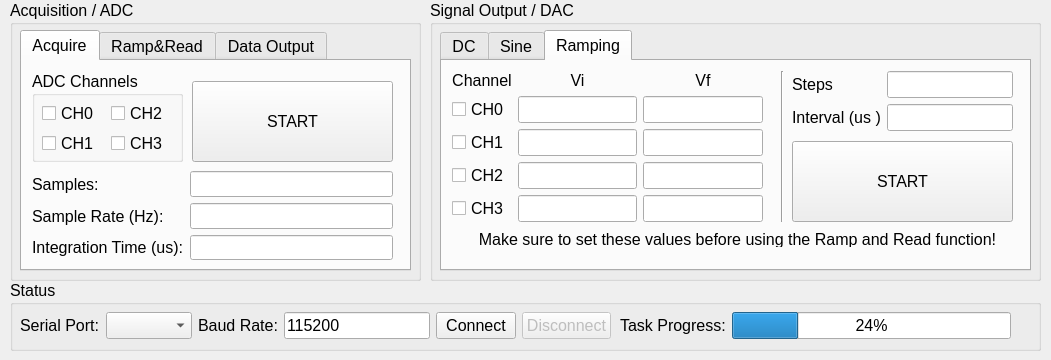
Before: the Qt Designer form Python/opendac_gui.ui in Sochnikov-Lab/OpenDAC-Python-Wrapper, drawn with Qt 5.
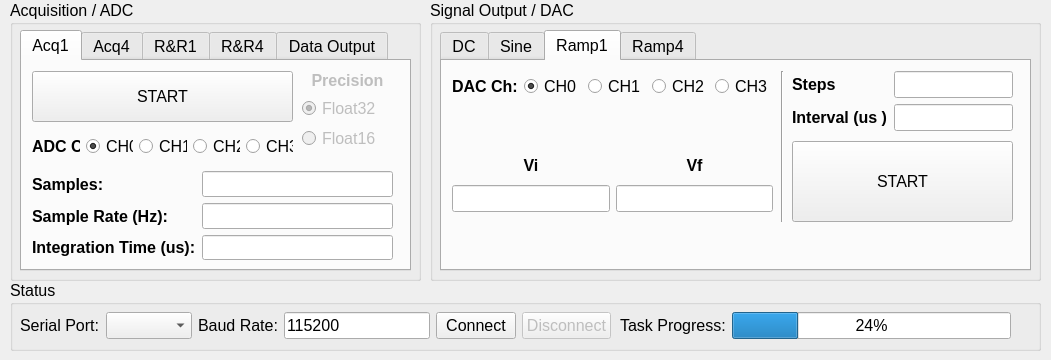
After: the same form once the commit is applied. The open tabs and pages were chosen to show the change.

The edit to the form file:
```diff
--- a/Python/opendac_gui.ui
+++ b/Python/opendac_gui.ui
@@ -70,66 +70,8 @@
      </property>
      <widget class="QWidget" name="tab_3">
       <attribute name="title">
-       <string>Acquire</string>
+       <string>Acq1</string>
       </attribute>
-      <widget class="QGroupBox" name="groupBox_3">
-       <property name="geometry">
-        <rect>
-         <x>10</x>
-         <y>10</y>
-         <width>151</width>
-         <height>91</height>
-        </rect>
-       </property>
-       <property name="title">
-        <string>ADC Channels</string>
-       </property>
-       <widget class="QWidget" name="gridLayoutWidget_5">
-        <property name="geometry">
-         <rect>
-          <x>10</x>
-          <y>30</y>
-          <width>131</width>
-          <height>54</height>
-         </rect>
-        </property>
-        <layout class="QGridLayout" name="gridLayout_5">
-         <item row="1" column="0">
-          <widget class="QCheckBox" name="cba_ch1">
-           <property name="text">
-            <string>CH1</string>
-           </property>
-          </widget>
-         </item>
-         <item row="0" column="0">
-          <widget class="QCheckBox" name="cba_ch0">
-           <property name="text">
-            <string>CH0</string>
-           </property>
-          </widget>
-         </item>
-         <item row="0" column="1">
-          <widget class="QCheckBox" name="cba_ch2">
-           <property name="font">
-            <font>
-             <pointsize>12</pointsize>
-            </font>
-           </property>
-           <property name="text">
-            <string>CH2</string>
-           </property>
-          </widget>
-         </item>
-         <item row="1" column="1">
-          <widget class="QCheckBox" name="cba_ch3">
-           <property name="text">
-            <string>CH3</string>
-           </property>
-          </widget>
-         </item>
-        </layout>
-       </widget>
-      </widget>
       <widget class="QWidget" name="gridLayoutWidget">
        <property name="geometry">
         <rect>
@@ -142,6 +84,12 @@
        <layout class="QGridLayout" name="gridLayout">
         <item row="0" column="0">
          <widget class="QLabel" name="label">
+          <property name="font">
+           <font>
+            <weight>75</weight>
+            <bold>true</bold>
+           </font>
+          </property>
           <property name="text">
            <string>Samples:</string>
           </property>
@@ -155,6 +103,12 @@
         </item>
         <item row="1" column="0">
          <widget class="QLabel" name="label_2">
+          <property name="font">
+           <font>
+            <weight>75</weight>
+            <bold>true</bold>
+           </font>
+          </property>
           <property name="text">
            <string>Sample Rate (Hz):</string>
           </property>
@@ -162,6 +116,12 @@
         </item>
         <item row="2" column="0">
          <widget class="QLabel" name="label_3">
+          <property name="font">
+           <font>
+            <weight>75</weight>
+            <bold>true</bold>
+           </font>
+          </property>
           <property name="text">
            <string>Integration Time (us):</string>
           </property>
@@ -175,20 +135,409 @@
       <widget class="QPushButton" name="butta_start">
        <property name="geometry">
         <rect>
-         <x>170</x>
-         <y>20</y>
-         <width>201</width>
+         <x>10</x>
+         <y>10</y>
+         <width>261</width>
+         <height>51</height>
+        </rect>
+       </property>
+       <property name="text">
+        <string>START</string>
+       </property>
+      </widget>
+      <widget class="QWidget" name="verticalLayoutWidget">
+       <property name="geometry">
+        <rect>
+         <x>280</x>
+         <y>10</y>
+         <width>91</width>
+         <height>80</height>
+        </rect>
+       </property>
+       <layout class="QVBoxLayout" name="verticalLayout">
+        <item>
+         <widget class="QLabel" name="label_29">
+          <property name="enabled">
+           <bool>false</bool>
+          </property>
+          <property name="font">
+           <font>
+            <weight>75</weight>
+            <bold>true</bold>
+           </font>
+          </property>
+          <property name="text">
+           <string>Precision</string>
+          </property>
+          <property name="alignment">
+           <set>Qt::AlignCenter</set>
+          </property>
+         </widget>
+        </item>
+        <item>
+         <widget class="QRadioButton" name="radioButton_10">
+          <property name="enabled">
+           <bool>false</bool>
+          </property>
+          <property name="text">
+           <string>Float32</string>
+          </property>
+          <property name="checked">
+           <bool>true</bool>
+          </property>
+         </widget>
+        </item>
+        <item>
+         <widget class="QRadioButton" name="radioButton_9">
+          <property name="enabled">
+           <bool>false</bool>
+          </property>
+          <property name="text">
+           <string>Float16</string>
+          </property>
+         </widget>
+        </item>
+       </layout>
+      </widget>
+      <widget class="QWidget" name="horizontalLayoutWidget_7">
+       <property name="geometry">
+        <rect>
+         <x>10</x>
+         <y>70</y>
+         <width>261</width>
+         <height>31</height>
+        </rect>
+       </property>
+       <layout class="QHBoxLayout" name="horizontalLayout_7">
+        <item>
+         <widget class="QLabel" name="label_42">
+          <property name="font">
+           <font>
+            <weight>75</weight>
+            <bold>true</bold>
+           </font>
+          </property>
+          <property name="text">
+           <string>ADC Ch:</string>
+          </property>
+         </widget>
+        </item>
+        <item>
+         <widget class="QRadioButton" name="rbrr1_ch0_2">
+          <property name="text">
+           <string>CH0</string>
+          </property>
+          <property name="checked">
+           <bool>true</bool>
+          </property>
+         </widget>
+        </item>
+        <item>
+         <widget class="QRadioButton" name="rbrr1_ch1_2">
+          <property name="text">
+           <string>CH1</string>
+          </property>
+         </widget>
+        </item>
+        <item>
+         <widget class="QRadioButton" name="rbrr1_ch2_2">
+          <property name="text">
+           <string>CH2</string>
+          </property>
+         </widget>
+        </item>
+        <item>
+         <widget class="QRadioButton" name="rbrr1_ch3_2">
+          <property name="text">
+           <string>CH3</string>
+          </property>
+         </widget>
+        </item>
+       </layout>
+      </widget>
+     </widget>
+     <widget class="QWidget" name="tab_9">
+      <attribute name="title">
+       <string>Acq4</string>
+      </attribute>
+      <widget class="QWidget" name="verticalLayoutWidget_4">
+       <property name="geometry">
+        <rect>
+         <x>280</x>
+         <y>10</y>
+         <width>91</width>
+         <height>80</height>
+        </rect>
+       </property>
+       <layout class="QVBoxLayout" name="verticalLayout_4">
+        <item>
+         <widget class="QLabel" name="label_39">
+          <property name="enabled">
+           <bool>false</bool>
+          </property>
+          <property name="font">
+           <font>
+            <weight>75</weight>
+            <bold>true</bold>
+           </font>
+          </property>
+          <property name="text">
+           <string>Precision</string>
+          </property>
+          <property name="alignment">
+           <set>Qt::AlignCenter</set>
+          </property>
+         </widget>
+        </item>
+        <item>
+         <widget class="QRadioButton" name="radioButton_15">
+          <property name="enabled">
+           <bool>false</bool>
+          </property>
+          <property name="text">
+           <string>Float32</string>
+          </property>
+          <property name="checked">
+           <bool>true</bool>
+          </property>
+         </widget>
+        </item>
+        <item>
+         <widget class="QRadioButton" name="radioButton_16">
+          <property name="enabled">
+           <bool>false</bool>
+          </property>
+          <property name="text">
+           <string>Float16</string>
+          </property>
+         </widget>
+        </item>
+       </layout>
+      </widget>
+      <widget class="QPushButton" name="butta_start_2">
+       <property name="geometry">
+        <rect>
+         <x>10</x>
+         <y>10</y>
+         <width>261</width>
          <height>81</height>
         </rect>
        </property>
        <property name="text">
         <string>START</string>
        </property>
+      </widget>
+      <widget class="QWidget" name="gridLayoutWidget_4">
+       <property name="geometry">
+        <rect>
+         <x>10</x>
+         <y>110</y>
+         <width>361</width>
+         <height>89</height>
+        </rect>
+       </property>
+       <layout class="QGridLayout" name="gridLayout_4">
+        <item row="0" column="0">
+         <widget class="QLabel" name="label_15">
+          <property name="font">
+           <font>
+            <weight>75</weight>
+            <bold>true</bold>
+           </font>
+          </property>
+          <property name="text">
+           <string>Samples:</string>
+          </property>
+         </widget>
+        </item>
+        <item row="0" column="1">
+         <widget class="QLineEdit" name="lea_samples_2"/>
+        </item>
+        <item row="1" column="1">
+         <widget class="QLineEdit" name="lea_srate_2"/>
+        </item>
+        <item row="1" column="0">
+         <widget class="QLabel" name="label_40">
+          <property name="font">
+           <font>
+            <weight>75</weight>
+            <bold>true</bold>
+           </font>
+          </property>
+          <property name="text">
+           <string>Sample Rate (Hz):</string>
+          </property>
+         </widget>
+        </item>
+        <item row="2" column="0">
+         <widget class="QLabel" name="label_41">
+          <property name="font">
+           <font>
+            <weight>75</weight>
+            <bold>true</bold>
+           </font>
+          </property>
+          <property name="text">
+           <string>Integration Time (us):</string>
+          </property>
+         </widget>
+        </item>
+        <item row="2" column="1">
+         <widget class="QLineEdit" name="lea_inttime_2"/>
+        </item>
+       </layout>
+      </widget>
+     </widget>
+     <widget class="QWidget" name="tab_8">
+      <attribute name="title">
+       <string>R&amp;&amp;R1</string>
+      </attribute>
+      <widget class="QLabel" name="label_33">
+       <property name="geometry">
+        <rect>
+         <x>10</x>
+         <y>150</y>
+         <width>361</width>
+         <height>51</height>
+        </rect>
+       </property>
+       <property name="text">
+        <string>This copies the settings in the &quot;Ramp1&quot; tab to the right.</string>
+       </property>
+       <property name="alignment">
+        <set>Qt::AlignCenter</set>
+       </property>
+       <property name="wordWrap">
+        <bool>true</bool>
+       </property>
+      </widget>
+      <widget class="QPushButton" name="buttrr1_start">
+       <property name="geometry">
+        <rect>
+         <x>10</x>
+         <y>10</y>
+         <width>261</width>
+         <height>81</height>
+        </rect>
+       </property>
+       <property name="text">
+        <string>START</string>
+       </property>
+      </widget>
+      <widget class="QWidget" name="horizontalLayoutWidget_4">
+       <property name="geometry">
+        <rect>
+         <x>10</x>
+         <y>100</y>
+         <width>361</width>
+         <height>31</height>
+        </rect>
+       </property>
+       <layout class="QHBoxLayout" name="horizontalLayout_4">
+        <item>
+         <widget class="QLabel" name="label_34">
+          <property name="font">
+           <font>
+            <weight>75</weight>
+            <bold>true</bold>
+           </font>
+          </property>
+          <property name="text">
+           <string>ADC Ch:</string>
+          </property>
+         </widget>
+        </item>
+        <item>
+         <widget class="QRadioButton" name="rbrr1_ch0">
+          <property name="text">
+           <string>CH0</string>
+          </property>
+          <property name="checked">
+           <bool>true</bool>
+          </property>
+         </widget>
+        </item>
+        <item>
+         <widget class="QRadioButton" name="rbrr1_ch1">
+          <property name="text">
+           <string>CH1</string>
+          </property>
+         </widget>
+        </item>
+        <item>
+         <widget class="QRadioButton" name="rbrr1_ch2">
+          <property name="text">
+           <string>CH2</string>
+          </property>
+         </widget>
+        </item>
+        <item>
+         <widget class="QRadioButton" name="rbrr1_ch3">
+          <property name="text">
+           <string>CH3</string>
+          </property>
+         </widget>
+        </item>
+       </layout>
+      </widget>
+      <widget class="QWidget" name="verticalLayoutWidget_2">
+       <property name="geometry">
+        <rect>
+         <x>280</x>
+         <y>10</y>
+         <width>91</width>
+         <height>80</height>
+        </rect>
+       </property>
+       <layout class="QVBoxLayout" name="verticalLayout_2">
+        <item>
+         <widget class="QLabel" name="label_30">
+          <property name="enabled">
+           <bool>false</bool>
+          </property>
+          <property name="font">
+           <font>
+            <weight>75</weight>
+            <bold>true</bold>
+           </font>
+          </property>
+          <property name="text">
+           <string>Precision</string>
+          </property>
+          <property name="alignment">
+           <set>Qt::AlignCenter</set>
+          </property>
+         </widget>
+        </item>
+        <item>
+         <widget class="QRadioButton" name="radioButton_11">
+          <property name="enabled">
+           <bool>false</bool>
+          </property>
+          <property name="text">
+           <string>Float32</string>
+          </property>
+          <property name="checked">
+           <bool>true</bool>
+          </property>
+         </widget>
+        </item>
+        <item>
+         <widget class="QRadioButton" name="radioButton_12">
+          <property name="enabled">
+           <bool>false</bool>
+          </property>
+          <property name="text">
+           <string>Float16</string>
+          </property>
+         </widget>
+        </item>
+       </layout>
       </widget>
      </widget>
      <widget class="QWidget" name="tab_5">
       <attribute name="title">
-       <string>Ramp&amp;&amp;Read</string>
+       <string>R&amp;&amp;R4</string>
       </attribute>
       <widget class="QGroupBox" name="groupBox_5">
        <property name="geometry">
@@ -630,9 +979,194 @@
        </layout>
       </widget>
      </widget>
+     <widget class="QWidget" name="tab_7">
+      <attribute name="title">
+       <string>Ramp1</string>
+      </attribute>
+      <widget class="QPushButton" name="buttr_start_2">
+       <property name="geometry">
+        <rect>
+         <x>350</x>
+         <y>80</y>
+         <width>221</width>
+         <height>81</height>
+        </rect>
+       </property>
+       <property name="text">
+        <string>START</string>
+       </property>
+      </widget>
+      <widget class="QWidget" name="gridLayoutWidget_8">
+       <property name="geometry">
+        <rect>
+         <x>350</x>
+         <y>10</y>
+         <width>221</width>
+         <height>61</height>
+        </rect>
+       </property>
+       <layout class="QGridLayout" name="gridLayout_8">
+        <item row="1" column="0">
+         <widget class="QLabel" name="label_31">
+          <property name="font">
+           <font>
+            <weight>75</weight>
+            <bold>true</bold>
+           </font>
+          </property>
+          <property name="text">
+           <string>Interval (us )</string>
+          </property>
+         </widget>
+        </item>
+        <item row="0" column="0">
+         <widget class="QLabel" name="label_32">
+          <property name="font">
+           <font>
+            <weight>75</weight>
+            <bold>true</bold>
+           </font>
+          </property>
+          <property name="text">
+           <string>Steps</string>
+          </property>
+         </widget>
+        </item>
+        <item row="0" column="1">
+         <widget class="QLineEdit" name="ler_steps_2"/>
+        </item>
+        <item row="1" column="1">
+         <widget class="QLineEdit" name="ler_intrv_2"/>
+        </item>
+       </layout>
+      </widget>
+      <widget class="QWidget" name="horizontalLayoutWidget_6">
+       <property name="geometry">
+        <rect>
+         <x>10</x>
+         <y>10</y>
+         <width>321</width>
+         <height>31</height>
+        </rect>
+       </property>
+       <layout class="QHBoxLayout" name="horizontalLayout_6">
+        <item>
+         <widget class="QLabel" name="label_35">
+          <property name="font">
+           <font>
+            <weight>75</weight>
+            <bold>true</bold>
+           </font>
+          </property>
+          <property name="text">
+           <string>DAC Ch:</string>
+          </property>
+         </widget>
+        </item>
+        <item>
+         <widget class="QRadioButton" name="radioButton_5">
+          <property name="text">
+           <string>CH0</string>
+          </property>
+          <property name="checked">
+           <bool>true</bool>
+          </property>
+         </widget>
+        </item>
+        <item>
+         <widget class="QRadioButton" name="radioButton_6">
+          <property name="text">
+           <string>CH1</string>
+          </property>
+         </widget>
+        </item>
+        <item>
+         <widget class="QRadioButton" name="radioButton_7">
+          <property name="text">
+           <string>CH2</string>
+          </property>
+         </widget>
+        </item>
+        <item>
+         <widget class="QRadioButton" name="radioButton_8">
+          <property name="text">
+           <string>CH3</string>
+          </property>
+         </widget>
+        </item>
+       </layout>
+      </widget>
+      <widget class="Line" name="line_2">
+       <property name="geometry">
+        <rect>
+         <x>330</x>
+         <y>10</y>
+         <width>20</width>
+         <height>151</height>
+        </rect>
+       </property>
+       <property name="orientation">
+        <enum>Qt::Vertical</enum>
+       </property>
+      </widget>
+      <widget class="QWidget" name="gridLayoutWidget_9">
+       <property name="geometry">
+        <rect>
+         <x>10</x>
+         <y>90</y>
+         <width>321</width>
+         <height>61</height>
+        </rect>
+       </property>
+       <layout class="QGridLayout" name="gridLayout_9">
+        <item row="0" column="0">
+         <widget class="QLabel" name="label_36">
+          <property name="font">
+           <font>
+            <weight>75</weight>
+            <bold>true</bold>
+            <underline>false</underline>
+            <kerning>true</kerning>
+           </font>
+          </property>
+          <property name="text">
+           <string>Vi</string>
+          </property>
+          <property name="alignment">
+           <set>Qt::AlignCenter</set>
+          </property>
+         </widget>
+        </item>
+        <item row="1" column="0">
+         <widget class="QLineEdit" name="lervi_ch0_2"/>
+        </item>
+        <item row="1" column="1">
+         <widget class="QLineEdit" name="lervf_ch0_2"/>
+        </item>
+        <item row="0" column="1">
+         <widget class="QLabel" name="label_38">
+          <property name="font">
+           <font>
+            <weight>75</weight>
+            <bold>true</bold>
+            <underline>false</underline>
+            <kerning>true</kerning>
+           </font>
+          </property>
+          <property name="text">
+           <string>Vf</string>
+          </property>
+          <property name="alignment">
+           <set>Qt::AlignCenter</set>
+          </property>
+         </widget>
+        </item>
+       </layout>
+      </widget>
+     </widget>
      <widget class="QWidget" name="tab_4">
       <attribute name="title">
-       <string>Ramping</string>
+       <string>Ramp4</string>
       </attribute>
       <widget class="QWidget" name="gridLayoutWidget_6">
        <property name="geometry">
@@ -656,13 +1190,6 @@
         <item row="2" column="2">
          <widget class="QLineEdit" name="lervf_ch1"/>
         </item>
-        <item row="1" column="0">
-         <widget class="QCheckBox" name="cbro_ch0">
-          <property name="text">
-           <string>CH0</string>
-          </property>
-         </widget>
-        </item>
         <item row="3" column="2">
          <widget class="QLineEdit" name="lervf_ch2"/>
         </item>
@@ -676,8 +1203,8 @@
          <widget class="QLabel" name="label_21">
           <property name="font">
            <font>
-            <weight>50</weight>
-            <bold>false</bold>
+            <weight>75</weight>
+            <bold>true</bold>
             <underline>false</underline>
             <kerning>true</kerning>
            </font>
@@ -690,27 +1217,19 @@
           </property>
          </widget>
         </item>
-        <item row="4" column="0">
-         <widget class="QCheckBox" name="cbro_ch3">
-          <property name="text">
-           <string>CH3</string>
-          </property>
-         </widget>
-        </item>
         <item row="1" column="1">
          <widget class="QLineEdit" name="lervi_ch0"/>
         </item>
-        <item row="3" column="0">
-         <widget class="QCheckBox" name="cbro_ch2">
-          <property name="text">
-           <string>CH2</string>
-          </property>
-         </widget>
-        </item>
         <item row="0" column="0">
          <widget class="QLabel" name="label_12">
+          <property name="font">
+           <font>
+            <weight>75</weight>
+            <bold>true</bold>
+           </font>
+          </property>
           <property name="text">
-           <string>Channel</string>
+           <string>Ch</string>
           </property>
           <property name="alignment">
            <set>Qt::AlignCenter</set>
@@ -721,8 +1240,8 @@
          <widget class="QLabel" name="label_18">
           <property name="font">
            <font>
-            <weight>50</weight>
-            <bold>false</bold>
+            <weight>75</weight>
+            <bold>true</bold>
             <underline>false</underline>
             <kerning>true</kerning>
            </font>
@@ -736,7 +1255,7 @@
          </widget>
         </item>
         <item row="2" column="0">
-         <widget class="QCheckBox" name="cbro_ch1">
+         <widget class="QLabel" name="label_17">
           <property name="text">
            <string>CH1</string>
           </property>
@@ -756,6 +1275,12 @@
        <layout class="QGridLayout" name="gridLayout_7">
         <item row="1" column="0">
          <widget class="QLabel" name="label_20">
+          <property name="font">
+           <font>
+            <weight>75</weight>
+            <bold>true</bold>
+           </font>
+          </property>
           <property name="text">
            <string>Interval (us )</string>
           </property>
@@ -763,6 +1288,12 @@
         </item>
         <item row="0" column="0">
          <widget class="QLabel" name="label_19">
+          <property name="font">
+           <font>
+            <weight>75</weight>
+            <bold>true</bold>
+           </font>
+          </property>
           <property name="text">
            <string>Steps</string>
           </property>
@@ -802,17 +1333,17 @@
         <string>START</string>
        </property>
       </widget>
-      <widget class="QLabel" name="label_15">
+      <widget class="QLabel" name="label_28">
        <property name="geometry">
         <rect>
          <x>10</x>
-         <y>170</y>
+         <y>180</y>
          <width>571</width>
-         <height>16</height>
+         <height>21</height>
         </rect>
        </property>
        <property name="text">
-        <string>Make sure to set these values before using the Ramp and Read function!</string>
+        <string>&lt;html&gt;&lt;head/&gt;&lt;body&gt;&lt;p&gt;Set Vi=Vf for constant values. All ch. are set by this function.&lt;/p&gt;&lt;/body&gt;&lt;/html&gt;</string>
        </property>
        <property name="alignment">
         <set>Qt::AlignCenter</set>
```
Left out of the diff: 269 changed lines with no effect on the pictures.
